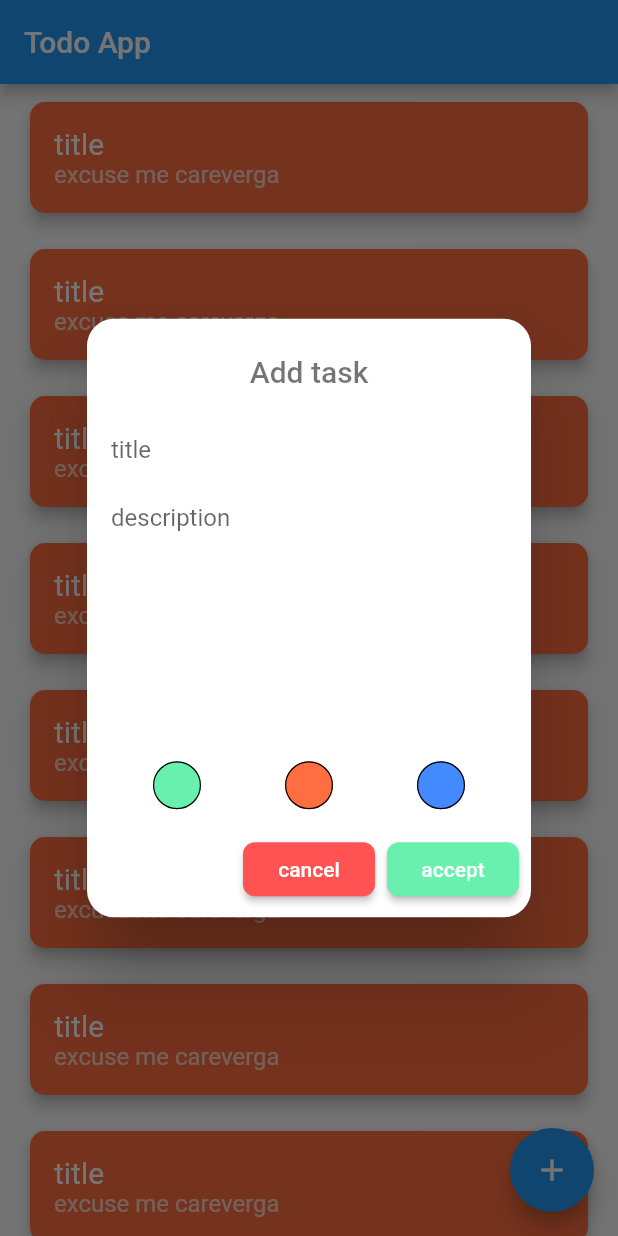
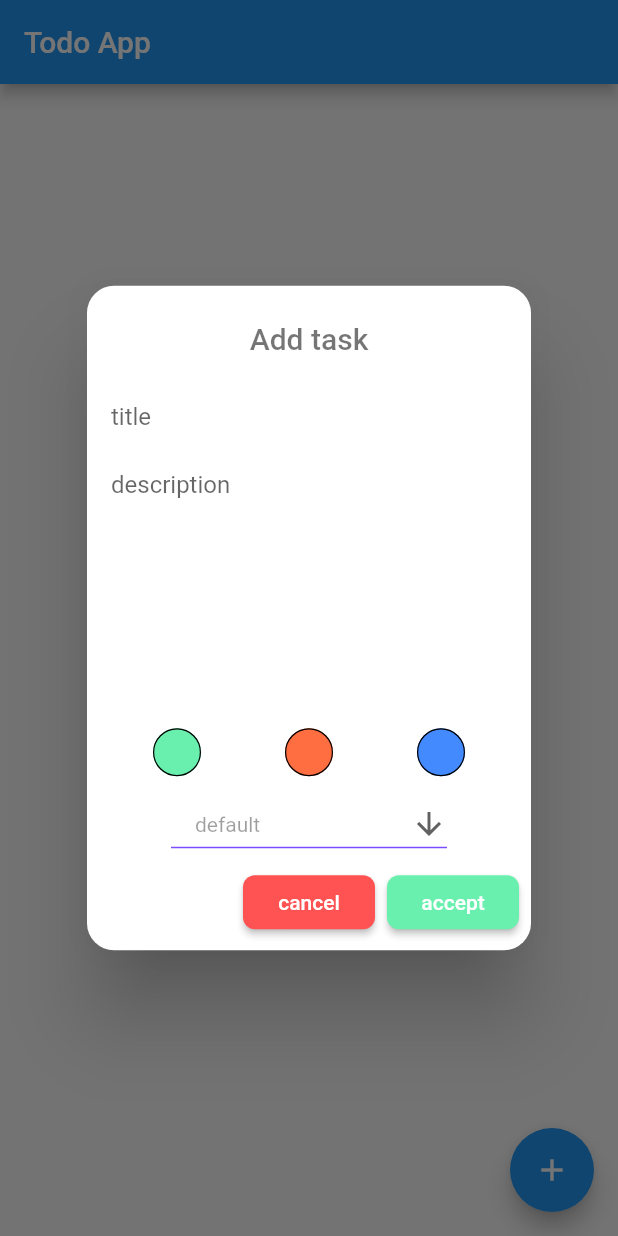
Before and after one commit to Njmercado/Flutter-todo-app, a Flutter app: the screen it shows after launch, after a tap on the "add" icon, on a phone screen of 412 x 824 dp. Run offline on Flutter 3.47's test engine with Material 2 defaults, Android fonts, the phone set to English and light mode, and no system bars.

Commit message:
Modificaciones:   Components:     * DropDown:       + Creado componente.       + Selecciona el icono de la nota a crear.     * Todo:       + Agregado icono de nota.   Modelo:     * Todo:       + Agregado campo de icono para la nota.

```diff
--- a/lib/components/dialogToCreateNote.dart
+++ b/lib/components/dialogToCreateNote.dart
@@ -1,5 +1,6 @@
 import 'package:f_202010_todo_class/model/todo.dart';
 import 'package:flutter/material.dart';
+import 'package:f_202010_todo_class/components/newTodoDropdown.dart';
 
 class CreateNote extends StatefulWidget {
 
@@ -17,7 +18,8 @@ class _CreateNoteState extends State<CreateNote> {
   String _title;
   String _description;
   Color _color;
-  Todo _todo = new Todo(title: 'title', body: 'body', completed: 0);
+  Icon _icon;
+  Todo _todo = new Todo(title: 'title', body: 'body', completed: 0, icon: Icon(Icons.check));
 
   void _onTitleChange(String title) {
     setState(() {
@@ -37,6 +39,13 @@ class _CreateNoteState extends State<CreateNote> {
     setState(() {
       _color = color;
       _todo.color = color;
+    });
+  }
+
+  void _onIconChange(Icon icon) {
+    setState(() {
+      _icon = icon;
+      _todo.icon = icon;
     });
   }
 
@@ -99,7 +108,7 @@ class _CreateNoteState extends State<CreateNote> {
 
   Widget _buildDialogContent(context) {
     return Container(
-      height: 256,
+      height: 300,
       child: Column(
         children: <Widget>[
           TextField(
@@ -118,6 +127,11 @@ class _CreateNoteState extends State<CreateNote> {
             },
           ),
           _colorOptions(),
+          DropDown(
+            onIconChange: (icon){
+              _onIconChange(icon);
+            },
+          )
         ],
       ),
     );
--- /dev/null
+++ b/lib/components/newTodoDropdown.dart
@@ -0,0 +1,72 @@
+import 'dart:ui';
+
+import 'package:flutter/material.dart';
+
+class DropDown extends StatefulWidget {
+
+  DropDown({Key key, this.onIconChange}): super(key: key);
+  final Function(Icon) onIconChange;
+
+  @override
+  _DropDownState createState() => _DropDownState();
+}
+
+class _DropDownState extends State<DropDown> {
+
+  final List<String> _icons = [ 'call', 'check', 'default'];
+  String _chosenIcon = 'default';
+
+  void _onChangeIcon(String icon) {
+    setState(() {
+      _chosenIcon = icon;
+
+      switch(icon) {
+        case 'call':
+        widget.onIconChange(Icon(
+          Icons.call,
+          color: Colors.white,
+        ));
+        break;
+        case 'check':
+        widget.onIconChange(Icon(
+          Icons.check,
+          color: Colors.white,
+        ));
+        break;
+        default:
+        widget.onIconChange(Icon(
+          Icons.check,
+          color: Colors.white,
+        ));
+        break;
+      }
+    });
+  }
+
+  @override
+  Widget build(BuildContext context) {
+    return DropdownButton(
+      value: _chosenIcon,
+      icon: Icon(Icons.arrow_downward),
+      elevation: 16,
+      style: TextStyle(color: Colors.black38),
+      underline: Container(
+        height: 1,
+        color: Colors.deepPurpleAccent,
+      ),
+      onChanged: (String icon) {
+        _onChangeIcon(icon);
+      },
+      items: _icons.map<DropdownMenuItem<String>>((String value) {
+        return DropdownMenuItem<String>(
+          value: value,
+          child: Container(
+            width: 128,
+            margin: EdgeInsets.all(16),
+            child: Text(value)
+          ),
+        );
+      }).toList(),
+    );
+  }
+}
--- a/lib/model/todo.dart
+++ b/lib/model/todo.dart
@@ -6,5 +6,6 @@ class Todo {
   String body;
   int completed;
   Color color = Colors.deepOrangeAccent;
-  Todo({this.title, this.body, this.completed});
+  Icon icon;
+  Todo({this.title, this.body, this.completed, this.icon});
 }
--- a/lib/pages/home_page.dart
+++ b/lib/pages/home_page.dart
@@ -9,7 +9,7 @@ class HomePageTodo extends StatefulWidget {
 }
 
 class _HomePageTodoState extends State<HomePageTodo> {
-  List<Todo> todos = List<Todo>.generate(100, (i) => new Todo(title: "title", body: "excuse me careverga"));
+  List<Todo> todos = List<Todo>();
 
   @override
   Widget build(BuildContext context) {
```
Also changed, not shown: commits.txt (+8 -12 lines), lib/components/todo.dart (+12 -1 lines).
